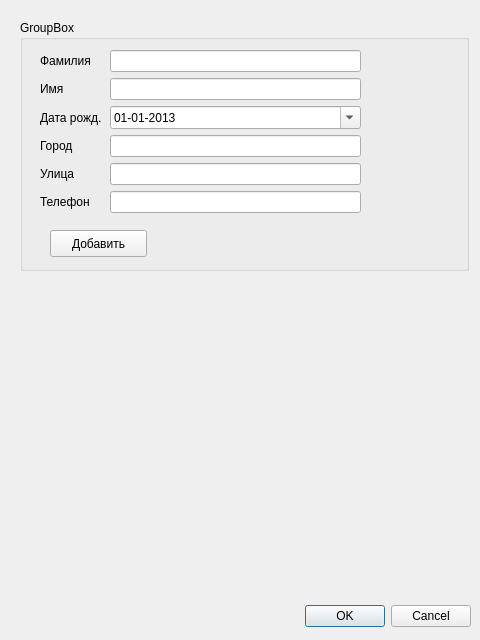
First picture: the form in kisqpy/client/client_dialog.ui, repository pkulev/scoodent, before the edit.
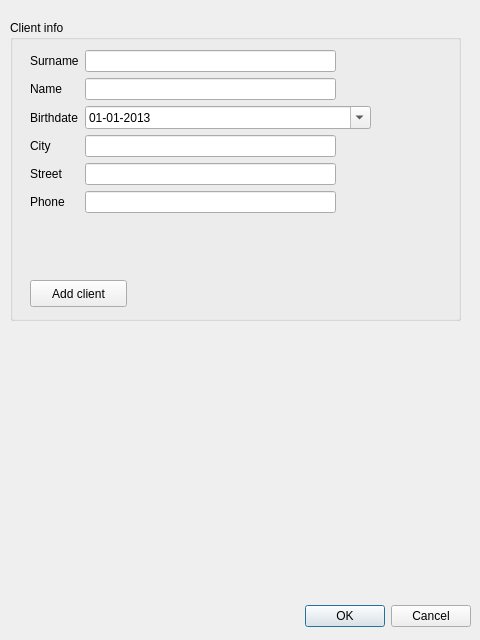
Second picture: the form after the edit.

The edit to the form file:
```diff
--- a/kisqpy/client/client_dialog.ui
+++ b/kisqpy/client/client_dialog.ui
@@ -32,10 +32,10 @@
   <widget class="QGroupBox" name="groupBox">
    <property name="geometry">
     <rect>
-     <x>20</x>
+     <x>10</x>
      <y>20</y>
-     <width>449</width>
-     <height>251</height>
+     <width>451</width>
+     <height>301</height>
     </rect>
    </property>
    <property name="minimumSize">
@@ -45,19 +45,19 @@
     </size>
    </property>
    <property name="title">
-    <string>GroupBox</string>
+    <string>Client info</string>
    </property>
    <widget class="QPushButton" name="pb_add_client">
     <property name="geometry">
      <rect>
-      <x>30</x>
-      <y>210</y>
+      <x>20</x>
+      <y>260</y>
       <width>97</width>
       <height>27</height>
      </rect>
     </property>
     <property name="text">
-     <string>Добавить</string>
+     <string>Add client</string>
     </property>
     <property name="checkable">
      <bool>false</bool>
@@ -71,20 +71,23 @@
      <rect>
       <x>20</x>
       <y>30</y>
-      <width>321</width>
-      <height>165</height>
+      <width>341</width>
+      <height>201</height>
      </rect>
     </property>
-    <layout class="QGridLayout" name="gridLayout">
+    <layout class="QFormLayout" name="formLayout">
+     <property name="fieldGrowthPolicy">
+      <enum>QFormLayout::AllNonFixedFieldsGrow</enum>
+     </property>
      <item row="0" column="0">
       <widget class="QLabel" name="label">
        <property name="text">
-        <string>Фамилия</string>
+        <string>Surname</string>
        </property>
       </widget>
      </item>
      <item row="0" column="1">
-      <widget class="QLineEdit" name="le_client_surname">
+      <widget class="QLineEdit" name="le_surname">
        <property name="minimumSize">
         <size>
          <width>251</width>
@@ -102,41 +105,19 @@
      <item row="1" column="0">
       <widget class="QLabel" name="label_2">
        <property name="text">
-        <string>Имя</string>
-       </property>
-      </widget>
-     </item>
-     <item row="1" column="1">
-      <widget class="QLineEdit" name="le_client_name">
-       <property name="minimumSize">
-        <size>
-         <width>251</width>
-         <height>0</height>
-        </size>
-       </property>
-       <property name="maximumSize">
-        <size>
-         <width>251</width>
-         <height>16777215</height>
-        </size>
+        <string>Name</string>
        </property>
       </widget>
      </item>
      <item row="2" column="0">
       <widget class="QLabel" name="label_3">
        <property name="text">
-        <string>Дата рожд.</string>
+        <string>Birthdate</string>
        </property>
       </widget>
      </item>
      <item row="2" column="1">
-      <widget class="QDateEdit" name="de_client_birthdate">
-       <property name="displayFormat">
-        <string>dd-MM-yyyy</string>
-       </property>
-       <property name="calendarPopup">
-        <bool>true</bool>
-       </property>
+      <widget class="QDateEdit" name="de_birthdate">
        <property name="date">
         <date>
          <year>2013</year>
@@ -144,17 +125,23 @@
          <day>1</day>
         </date>
        </property>
+       <property name="displayFormat">
+        <string>dd-MM-yyyy</string>
+       </property>
+       <property name="calendarPopup">
+        <bool>true</bool>
+       </property>
       </widget>
      </item>
      <item row="3" column="0">
       <widget class="QLabel" name="label_4">
        <property name="text">
-        <string>Город</string>
+        <string>City</string>
        </property>
       </widget>
      </item>
      <item row="3" column="1">
-      <widget class="QLineEdit" name="le_client_city">
+      <widget class="QLineEdit" name="le_city">
        <property name="minimumSize">
         <size>
          <width>251</width>
@@ -172,12 +159,12 @@
      <item row="4" column="0">
       <widget class="QLabel" name="label_26">
        <property name="text">
-        <string>Улица</string>
+        <string>Street</string>
        </property>
       </widget>
      </item>
      <item row="4" column="1">
-      <widget class="QLineEdit" name="le_client_street">
+      <widget class="QLineEdit" name="le_street">
        <property name="minimumSize">
         <size>
          <width>251</width>
@@ -195,12 +182,28 @@
      <item row="5" column="0">
       <widget class="QLabel" name="label_5">
        <property name="text">
-        <string>Телефон</string>
+        <string>Phone</string>
        </property>
       </widget>
      </item>
      <item row="5" column="1">
-      <widget class="QLineEdit" name="le_client_phone">
+      <widget class="QLineEdit" name="le_phone">
+       <property name="minimumSize">
+        <size>
+         <width>251</width>
+         <height>0</height>
+        </size>
+       </property>
+       <property name="maximumSize">
+        <size>
+         <width>251</width>
+         <height>16777215</height>
+        </size>
+       </property>
+      </widget>
+     </item>
+     <item row="1" column="1">
+      <widget class="QLineEdit" name="le_name">
        <property name="minimumSize">
         <size>
          <width>251</width>
```
